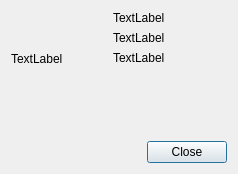
Before: the Qt Designer form examples/GuiClient/profileDialog.ui in mtdcr/QXmpp, drawn with Qt 5.
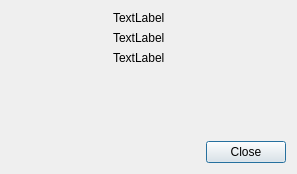
After: the same form once the commit is applied. Icons and pictures are not drawn.

Commit message: add software version details to the profileDialog

Diff of the .ui file:
```diff
--- a/examples/GuiClient/profileDialog.ui
+++ b/examples/GuiClient/profileDialog.ui
@@ -6,7 +6,7 @@
    <rect>
     <x>0</x>
     <y>0</y>
-    <width>238</width>
+    <width>297</width>
     <height>174</height>
    </rect>
   </property>
@@ -42,7 +42,16 @@
           </size>
          </property>
          <property name="text">
-          <string>TextLabel</string>
+          <string/>
+         </property>
+         <property name="pixmap">
+          <pixmap resource="resources.qrc">:/icons/resource/avatar.png</pixmap>
+         </property>
+         <property name="scaledContents">
+          <bool>true</bool>
+         </property>
+         <property name="alignment">
+          <set>Qt::AlignLeading|Qt::AlignLeft|Qt::AlignTop</set>
          </property>
         </widget>
        </item>
@@ -108,6 +117,8 @@
     </layout>
    </item>
    <item>
+    <layout class="QHBoxLayout" name="horizontalLayout_2">
+     <item>
     <widget class="QDialogButtonBox" name="buttonBox">
      <property name="orientation">
       <enum>Qt::Horizontal</enum>
@@ -118,6 +129,8 @@
     </widget>
    </item>
   </layout>
+   </item>
+  </layout>
  </widget>
  <resources/>
  <connections>
```
Left out of the diff: 4 changed lines with no effect on the pictures. Lines whose indentation alone changed are shown as unchanged. The commit also changes 3 other files.
